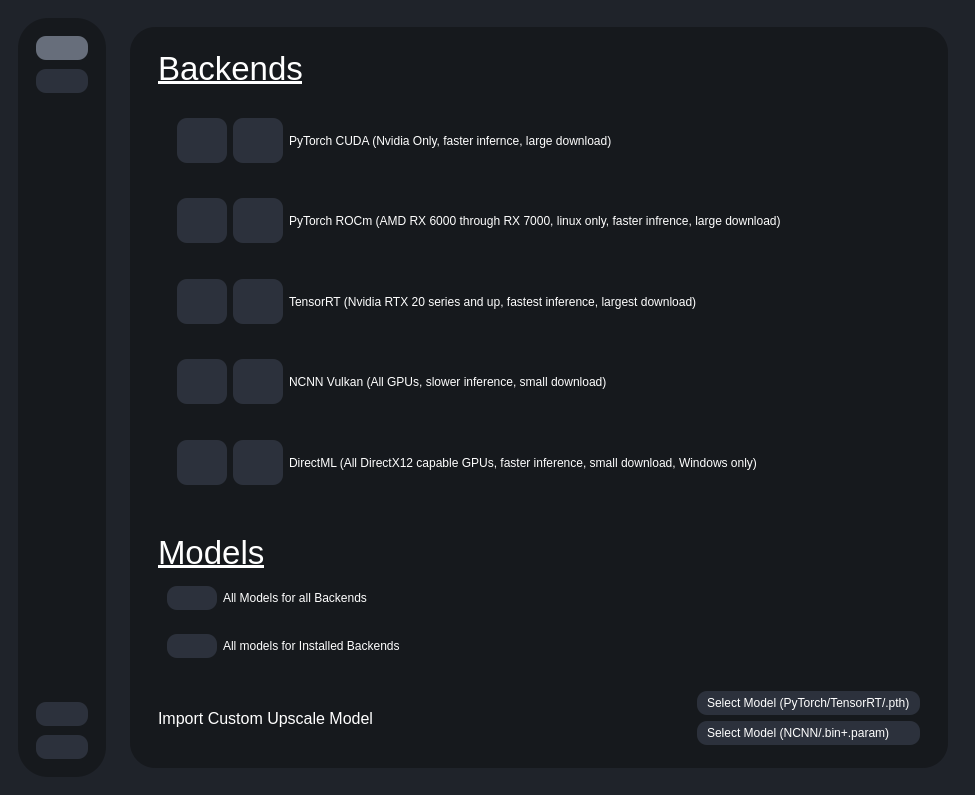
Old version of the form testRVEInterface.ui in the repository TNTwise/Rife-ESRGAN-App-Linux-QT.
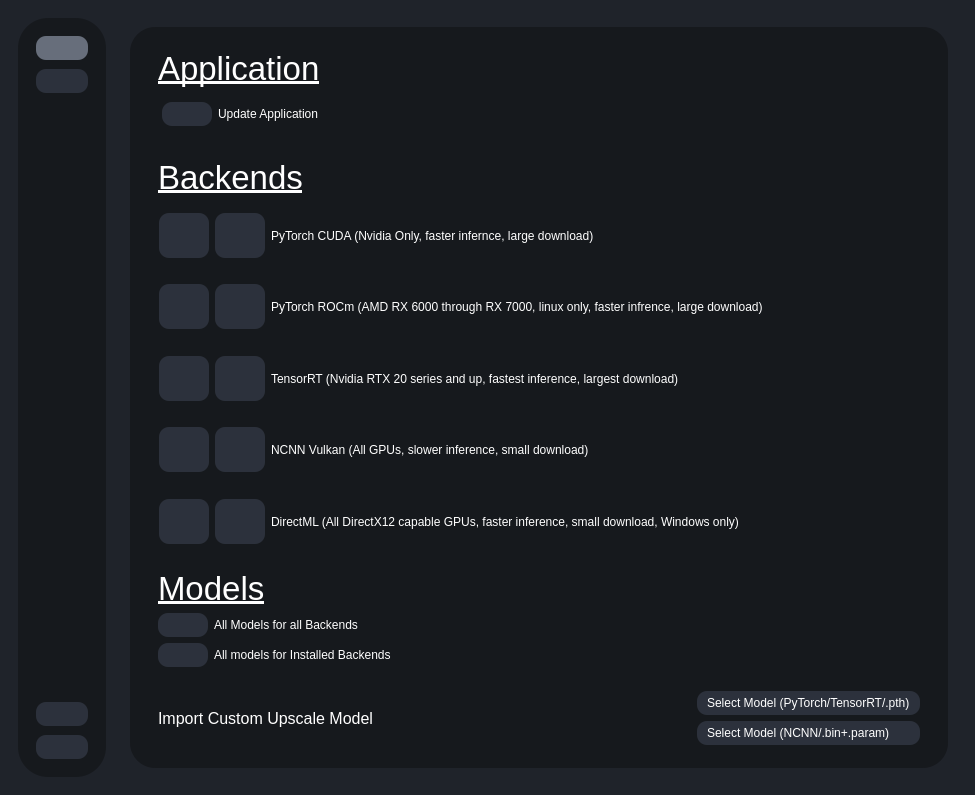
New version of the form. The open tabs and pages were chosen to show the change. Icons and pictures are not drawn.

```diff
--- a/testRVEInterface.ui
+++ b/testRVEInterface.ui
@@ -3942,7 +3942,137 @@
 }</string>
              </property>
              <layout class="QGridLayout" name="gridLayout_5">
-              <item row="0" column="0">
+              <item row="2" column="0">
+               <widget class="QWidget" name="modelSelectContainer" native="true">
+                <layout class="QVBoxLayout" name="verticalLayout_15">
+                 <property name="topMargin">
+                  <number>0</number>
+                 </property>
+                 <item>
+                  <widget class="QLabel" name="label_25">
+                   <property name="font">
+                    <font>
+                     <pointsize>25</pointsize>
+                     <underline>true</underline>
+                    </font>
+                   </property>
+                   <property name="text">
+                    <string>Models</string>
+                   </property>
+                  </widget>
+                 </item>
+                 <item>
+                  <widget class="QWidget" name="pytorchBackendInstallerContainer_5" native="true">
+                   <layout class="QHBoxLayout" name="horizontalLayout_22">
+                    <property name="leftMargin">
+                     <number>0</number>
+                    </property>
+                    <property name="topMargin">
+                     <number>0</number>
+                    </property>
+                    <property name="rightMargin">
+                     <number>0</number>
+                    </property>
+                    <property name="bottomMargin">
+                     <number>0</number>
+                    </property>
+                    <item>
+                     <widget class="QPushButton" name="downloadAllModelsBtn">
+                      <property name="sizePolicy">
+                       <sizepolicy hsizetype="Minimum" vsizetype="Minimum">
+                        <horstretch>0</horstretch>
+                        <verstretch>0</verstretch>
+                       </sizepolicy>
+                      </property>
+                      <property name="maximumSize">
+                       <size>
+                        <width>50</width>
+                        <height>45</height>
+                       </size>
+                      </property>
+                      <property name="text">
+                       <string />
+                      </property>
+                      <property name="icon">
+                       <iconset resource="resources.qrc">
+                        <normaloff>:/icons/icons/download.svg</normaloff>:/icons/icons/download.svg</iconset>
+                      </property>
+                      <property name="iconSize">
+                       <size>
+                        <width>30</width>
+                        <height>30</height>
+                       </size>
+                      </property>
+                     </widget>
+                    </item>
+                    <item>
+                     <widget class="QLabel" name="label_26">
+                      <property name="text">
+                       <string>All Models for all Backends</string>
+                      </property>
+                     </widget>
+                    </item>
+                   </layout>
+                  </widget>
+                 </item>
+                 <item>
+                  <widget class="QWidget" name="pytorchBackendInstallerContainer_6" native="true">
+                   <layout class="QHBoxLayout" name="horizontalLayout_23">
+                    <property name="leftMargin">
+                     <number>0</number>
+                    </property>
+                    <property name="topMargin">
+                     <number>0</number>
+                    </property>
+                    <property name="rightMargin">
+                     <number>0</number>
+                    </property>
+                    <property name="bottomMargin">
+                     <number>0</number>
+                    </property>
+                    <item>
+                     <widget class="QPushButton" name="downloadSomeModelsBasedOnInstalledBackendbtn">
+                      <property name="sizePolicy">
+                       <sizepolicy hsizetype="Minimum" vsizetype="Minimum">
+                        <horstretch>0</horstretch>
+                        <verstretch>0</verstretch>
+                       </sizepolicy>
+                      </property>
+                      <property name="maximumSize">
+                       <size>
+                        <width>50</width>
+                        <height>45</height>
+                       </size>
+                      </property>
+                      <property name="text">
+                       <string />
+                      </property>
+                      <property name="icon">
+                       <iconset resource="resources.qrc">
+                        <normaloff>:/icons/icons/download.svg</normaloff>:/icons/icons/download.svg</iconset>
+                      </property>
+                      <property name="iconSize">
+                       <size>
+                        <width>30</width>
+                        <height>30</height>
+                       </size>
+                      </property>
+                     </widget>
+                    </item>
+                    <item>
+                     <widget class="QLabel" name="label_27">
+                      <property name="text">
+                       <string>All models for Installed Backends</string>
+                      </property>
+                     </widget>
+                    </item>
+                   </layout>
+                  </widget>
+                 </item>
+                </layout>
+               </widget>
+              </item>
+              <item row="1" column="0">
                <widget class="QWidget" name="backendSelectContainer" native="true">
                 <property name="styleSheet">
                  <string notr="true"/>
@@ -3986,14 +4116,38 @@
                      <rect>
                       <x>0</x>
                       <y>0</y>
-                      <width>757</width>
-                      <height>332</height>
+                      <width>766</width>
+                      <height>327</height>
                      </rect>
                     </property>
                     <layout class="QVBoxLayout" name="verticalLayout_13">
+                     <property name="leftMargin">
+                      <number>0</number>
+                     </property>
+                     <property name="topMargin">
+                      <number>0</number>
+                     </property>
+                     <property name="rightMargin">
+                      <number>0</number>
+                     </property>
+                     <property name="bottomMargin">
+                      <number>0</number>
+                     </property>
                      <item>
                       <widget class="QWidget" name="pytorchBackendInstallerContainer" native="true">
                        <layout class="QHBoxLayout" name="horizontalLayout_6">
+                        <property name="leftMargin">
+                         <number>0</number>
+                        </property>
+                        <property name="topMargin">
+                         <number>0</number>
+                        </property>
+                        <property name="rightMargin">
+                         <number>0</number>
+                        </property>
+                        <property name="bottomMargin">
+                         <number>0</number>
+                        </property>
                         <item>
                          <widget class="QPushButton" name="downloadTorchCUDABtn">
                           <property name="sizePolicy">
@@ -4065,6 +4219,18 @@
                      <item>
                       <widget class="QWidget" name="pytorchBackendInstallerContainer_3" native="true">
                        <layout class="QHBoxLayout" name="horizontalLayout_10">
+                        <property name="leftMargin">
+                         <number>0</number>
+                        </property>
+                        <property name="topMargin">
+                         <number>0</number>
+                        </property>
+                        <property name="rightMargin">
+                         <number>0</number>
+                        </property>
+                        <property name="bottomMargin">
+                         <number>0</number>
+                        </property>
                         <item>
                          <widget class="QPushButton" name="downloadTorchROCmBtn">
                           <property name="sizePolicy">
@@ -4136,6 +4302,18 @@
                      <item>
                       <widget class="QWidget" name="pytorchBackendInstallerContainer_2" native="true">
                        <layout class="QHBoxLayout" name="horizontalLayout_24">
+                        <property name="leftMargin">
+                         <number>0</number>
+                        </property>
+                        <property name="topMargin">
+                         <number>0</number>
+                        </property>
+                        <property name="rightMargin">
+                         <number>0</number>
+                        </property>
+                        <property name="bottomMargin">
+                         <number>0</number>
+                        </property>
                         <item>
                          <widget class="QPushButton" name="downloadTensorRTBtn">
                           <property name="sizePolicy">
@@ -4207,6 +4385,18 @@
                      <item>
                       <widget class="QWidget" name="pytorchBackendInstallerContainer_4" native="true">
                        <layout class="QHBoxLayout" name="horizontalLayout_9">
+                        <property name="leftMargin">
+                         <number>0</number>
+                        </property>
+                        <property name="topMargin">
+                         <number>0</number>
+                        </property>
+                        <property name="rightMargin">
+                         <number>0</number>
+                        </property>
+                        <property name="bottomMargin">
+                         <number>0</number>
+                        </property>
                         <item>
                          <widget class="QPushButton" name="downloadNCNNBtn">
                           <property name="sizePolicy">
@@ -4278,6 +4468,18 @@
                      <item>
                       <widget class="QWidget" name="pytorchBackendInstallerContainer_7" native="true">
                        <layout class="QHBoxLayout" name="horizontalLayout_8">
+                        <property name="leftMargin">
+                         <number>0</number>
+                        </property>
+                        <property name="topMargin">
+                         <number>0</number>
+                        </property>
+                        <property name="rightMargin">
+                         <number>0</number>
+                        </property>
+                        <property name="bottomMargin">
+                         <number>0</number>
+                        </property>
                         <item>
                          <widget class="QPushButton" name="downloadDirectMLBtn">
                           <property name="sizePolicy">
@@ -4417,11 +4619,23 @@
                 </layout>
                </widget>
               </item>
-              <item row="1" column="0">
-               <widget class="QWidget" name="modelSelectContainer" native="true">
-                <layout class="QVBoxLayout" name="verticalLayout_15">
+              <item row="0" column="0">
+               <widget class="QWidget" name="widget_26" native="true">
+                <layout class="QVBoxLayout" name="verticalLayout_30">
+                 <property name="leftMargin">
+                  <number>9</number>
+                 </property>
+                 <property name="topMargin">
+                  <number>9</number>
+                 </property>
+                 <property name="rightMargin">
+                  <number>9</number>
+                 </property>
+                 <property name="bottomMargin">
+                  <number>9</number>
+                 </property>
                  <item>
-                  <widget class="QLabel" name="label_25">
+                  <widget class="QLabel" name="label_53">
                    <property name="font">
                     <font>
                      <pointsize>25</pointsize>
@@ -4429,15 +4643,27 @@
                     </font>
                    </property>
                    <property name="text">
-                    <string>Models</string>
+                    <string>Application</string>
                    </property>
                   </widget>
                  </item>
                  <item>
-                  <widget class="QWidget" name="pytorchBackendInstallerContainer_5" native="true">
-                   <layout class="QHBoxLayout" name="horizontalLayout_22">
+                  <widget class="QWidget" name="pytorchBackendInstallerContainer_8" native="true">
+                   <layout class="QHBoxLayout" name="horizontalLayout_41">
+                    <property name="leftMargin">
+                     <number>4</number>
+                    </property>
+                    <property name="topMargin">
+                     <number>9</number>
+                    </property>
+                    <property name="rightMargin">
+                     <number>9</number>
+                    </property>
+                    <property name="bottomMargin">
+                     <number>9</number>
+                    </property>
                     <item>
-                     <widget class="QPushButton" name="downloadAllModelsBtn">
+                     <widget class="QPushButton" name="UpdateApplicationButton">
                       <property name="sizePolicy">
                        <sizepolicy hsizetype="Minimum" vsizetype="Minimum">
                         <horstretch>0</horstretch>
@@ -4451,7 +4677,7 @@
                        </size>
                       </property>
                       <property name="text">
-                       <string/>
+                       <string />
                       </property>
                       <property name="icon">
                        <iconset resource="resources.qrc">
@@ -4466,51 +4692,9 @@
                      </widget>
                     </item>
                     <item>
-                     <widget class="QLabel" name="label_26">
+                     <widget class="QLabel" name="label_52">
                       <property name="text">
-                       <string>All Models for all Backends</string>
-                      </property>
-                     </widget>
-                    </item>
-                   </layout>
-                  </widget>
-                 </item>
-                 <item>
-                  <widget class="QWidget" name="pytorchBackendInstallerContainer_6" native="true">
-                   <layout class="QHBoxLayout" name="horizontalLayout_23">
-                    <item>
-                     <widget class="QPushButton" name="downloadSomeModelsBasedOnInstalledBackendbtn">
-                      <property name="sizePolicy">
-                       <sizepolicy hsizetype="Minimum" vsizetype="Minimum">
-                        <horstretch>0</horstretch>
-                        <verstretch>0</verstretch>
-                       </sizepolicy>
-                      </property>
-                      <property name="maximumSize">
-                       <size>
-                        <width>50</width>
-                        <height>45</height>
-                       </size>
-                      </property>
-                      <property name="text">
-                       <string/>
-                      </property>
-                      <property name="icon">
-                       <iconset resource="resources.qrc">
-                        <normaloff>:/icons/icons/download.svg</normaloff>:/icons/icons/download.svg</iconset>
-                      </property>
-                      <property name="iconSize">
-                       <size>
-                        <width>30</width>
-                        <height>30</height>
-                       </size>
-                      </property>
-                     </widget>
-                    </item>
-                    <item>
-                     <widget class="QLabel" name="label_27">
-                      <property name="text">
-                       <string>All models for Installed Backends</string>
+                       <string>Update Application</string>
                       </property>
                      </widget>
                     </item>
```
Left out of the diff: 179 changed lines with no effect on the pictures.
